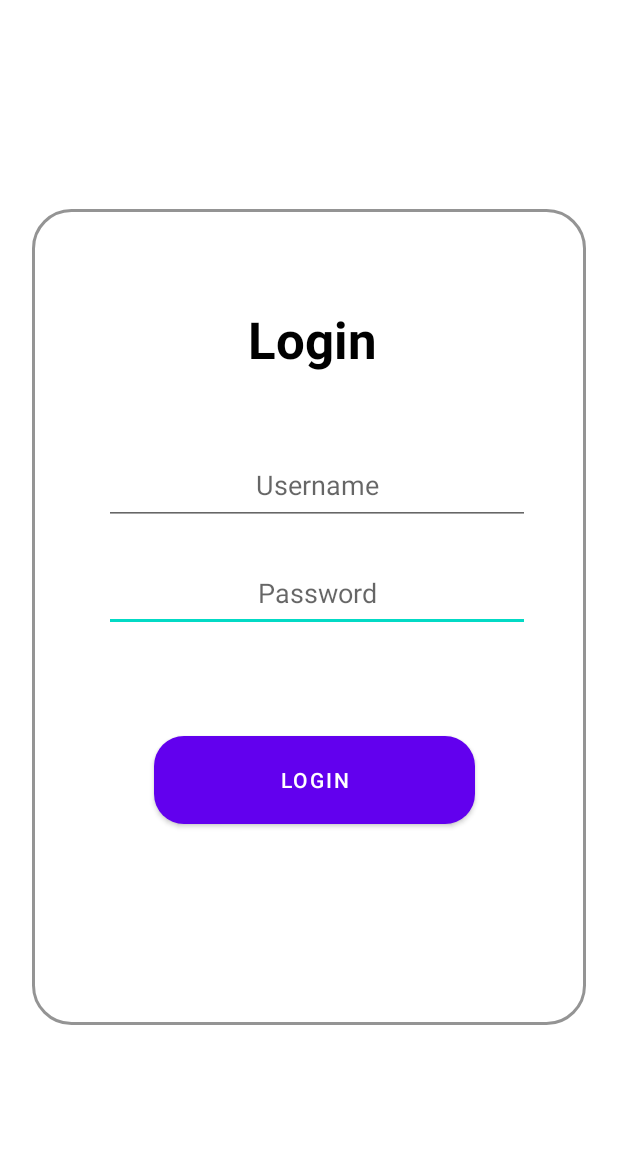
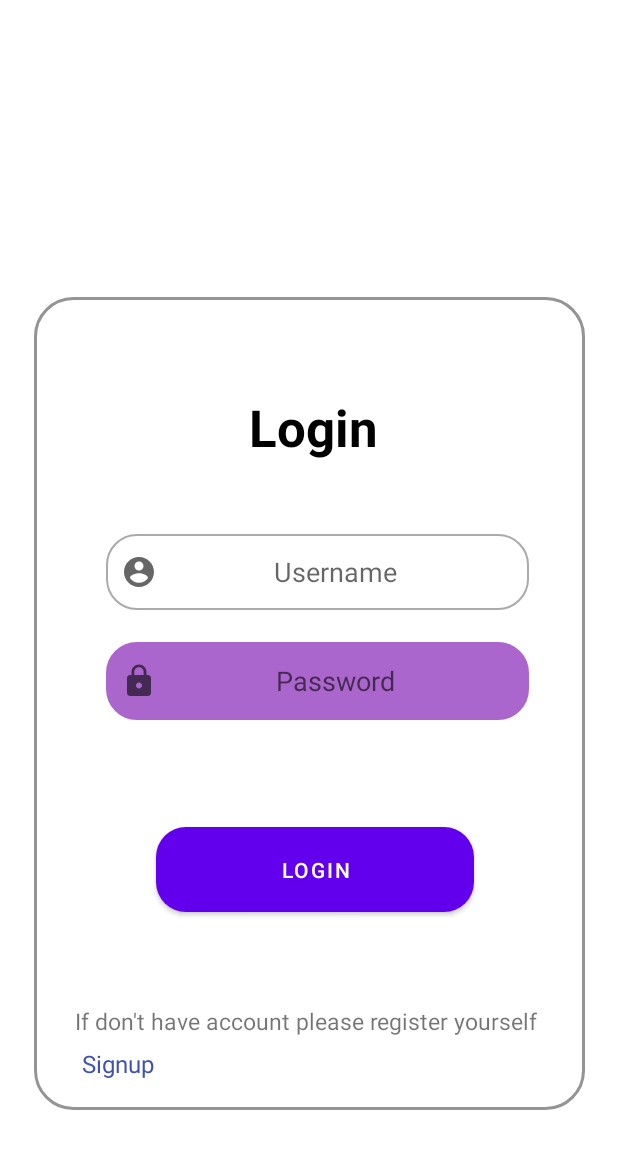
Before and after one commit to Zandevier/AndroidProject, an Android app: the MainActivity2 screen opened directly, with no data from a screen before it, on a phone screen of 412 x 824 dp. Shown: the top 1149 px of the screen. Run offline under Robolectric (Android 15) with nearby library versions, the phone set to English and light mode, and no system bars.

Commit message:
connected the paged

```diff
--- a/app/src/main/AndroidManifest.xml
+++ b/app/src/main/AndroidManifest.xml
@@ -9,6 +9,9 @@
         android:roundIcon="@mipmap/ic_launcher_round"
         android:supportsRtl="true"
         android:theme="@style/Theme.Joinpage">
+        <activity
+            android:name=".MainActivity3"
+            android:exported="false" />
         <activity
             android:name=".MainActivity2"
             android:exported="false" />
--- a/app/src/main/java/com/example/joinpage/MainActivity2.java
+++ b/app/src/main/java/com/example/joinpage/MainActivity2.java
@@ -2,13 +2,27 @@ package com.example.joinpage;
 
 import androidx.appcompat.app.AppCompatActivity;
 
+import android.content.Intent;
 import android.os.Bundle;
+import android.view.View;
+import android.widget.TextView;
 
 public class MainActivity2 extends AppCompatActivity {
+    public TextView textView;
 
     @Override
     protected void onCreate(Bundle savedInstanceState) {
         super.onCreate(savedInstanceState);
         setContentView(R.layout.activity_main2);
+
+        textView =(TextView) findViewById(R.id.signup);
+        textView.setOnClickListener(new View.OnClickListener() {
+            @Override
+            public void onClick(View v) {
+                Intent intent = new Intent(MainActivity2.this,MainActivity3.class);
+                startActivity(intent);
+            }
+        });
+
     }
 }
--- /dev/null
+++ b/app/src/main/res/drawable/custom_input.xml
@@ -0,0 +1,18 @@
+<?xml version="1.0" encoding="utf-8"?>
+<selector xmlns:android="http://schemas.android.com/apk/res/android">
+    <item android:state_enabled="true" android:state_focused="true">
+        <shape android:shape="rectangle">
+            <solid android:color="@android:color/holo_purple"></solid>
+            <corners android:radius="20sp"/>
+            <stroke android:color="@android:color/holo_purple" android:width="1dp"/>
+        </shape>
+    </item>
+    <item android:state_enabled="true" >
+        <shape android:shape="rectangle">
+            <solid android:color="@android:color/white"></solid>
+            <corners android:radius="20sp"/>
+            <stroke android:color="@android:color/darker_gray" android:width="1dp"/>
+        </shape>
+    </item>
+
+</selector>
--- /dev/null
+++ b/app/src/main/res/drawable/lock_icon.xml
@@ -0,0 +1,10 @@
+<vector xmlns:android="http://schemas.android.com/apk/res/android"
+    android:width="24dp"
+    android:height="24dp"
+    android:viewportWidth="24"
+    android:viewportHeight="24"
+    android:tint="?attr/colorControlNormal">
+  <path
+      android:fillColor="@android:color/white"
+      android:pathData="M18,8h-1L17,6c0,-2.76 -2.24,-5 -5,-5S7,3.24 7,6v2L6,8c-1.1,0 -2,0.9 -2,2v10c0,1.1 0.9,2 2,2h12c1.1,0 2,-0.9 2,-2L20,10c0,-1.1 -0.9,-2 -2,-2zM12,17c-1.1,0 -2,-0.9 -2,-2s0.9,-2 2,-2 2,0.9 2,2 -0.9,2 -2,2zM15.1,8L8.9,8L8.9,6c0,-1.71 1.39,-3.1 3.1,-3.1 1.71,0 3.1,1.39 3.1,3.1v2z"/>
+</vector>
--- /dev/null
+++ b/app/src/main/res/drawable/user_logo.xml
@@ -0,0 +1,10 @@
+<vector xmlns:android="http://schemas.android.com/apk/res/android"
+    android:width="24dp"
+    android:height="24dp"
+    android:viewportWidth="24"
+    android:viewportHeight="24"
+    android:tint="?attr/colorControlNormal">
+  <path
+      android:fillColor="@android:color/white"
+      android:pathData="M12,2C6.48,2 2,6.48 2,12s4.48,10 10,10 10,-4.48 10,-10S17.52,2 12,2zM12,5c1.66,0 3,1.34 3,3s-1.34,3 -3,3 -3,-1.34 -3,-3 1.34,-3 3,-3zM12,19.2c-2.5,0 -4.71,-1.28 -6,-3.22 0.03,-1.99 4,-3.08 6,-3.08 1.99,0 5.97,1.09 6,3.08 -1.29,1.94 -3.5,3.22 -6,3.22z"/>
+</vector>
--- a/app/src/main/res/layout/activity_main.xml
+++ b/app/src/main/res/layout/activity_main.xml
@@ -49,8 +49,8 @@
 
     <Button
         android:id="@+id/btn1"
-        android:layout_width="300dp"
-        android:layout_height="40dp"
+        android:layout_width="269dp"
+        android:layout_height="wrap_content"
         android:layout_alignParentTop="true"
         android:layout_alignParentBottom="true"
         android:layout_centerHorizontal="true"
--- a/app/src/main/res/layout/activity_main2.xml
+++ b/app/src/main/res/layout/activity_main2.xml
@@ -8,14 +8,14 @@
 
 
     <RelativeLayout
-        android:layout_width="369dp"
-        android:layout_height="544dp"
+        android:layout_width="367dp"
+        android:layout_height="542dp"
         android:background="@drawable/solid_border"
         app:layout_constraintBottom_toBottomOf="parent"
         app:layout_constraintEnd_toEndOf="parent"
         app:layout_constraintStart_toStartOf="parent"
         app:layout_constraintTop_toTopOf="parent"
-        app:layout_constraintVertical_bias="0.497"
+        app:layout_constraintVertical_bias="0.703"
         tools:ignore="MissingConstraints">
 
         <TextView
@@ -51,10 +51,14 @@
             android:layout_alignParentEnd="true"
             android:layout_alignParentBottom="true"
             android:layout_marginStart="81dp"
-            android:layout_marginTop="345dp"
+            android:layout_marginTop="347dp"
             android:layout_marginEnd="74dp"
-            android:layout_marginBottom="128dp"
+            android:layout_marginBottom="126dp"
             android:text="Login"
+            android:elevation="20dp"
+            android:shadowColor="@android:color/darker_gray"
+            android:shadowDx="10"
+            android:shadowDy="10"
             app:cornerRadius="20dp" />
 
         <EditText
@@ -64,10 +68,16 @@
             android:layout_alignParentStart="true"
             android:layout_alignParentTop="true"
             android:layout_alignParentEnd="true"
+            android:layout_alignParentBottom="true"
             android:layout_marginStart="48dp"
             android:layout_marginTop="230dp"
             android:layout_marginEnd="37dp"
+            android:layout_marginBottom="260dp"
             android:ems="10"
+            android:background="@drawable/custom_input"
+            android:paddingStart="10dp"
+            android:paddingEnd="10dp"
+            android:drawableStart="@drawable/lock_icon"
             android:hint="Password"
             android:inputType="textPassword"
             android:textAlignment="center"
@@ -81,14 +91,49 @@
             android:layout_alignParentTop="true"
             android:layout_alignParentEnd="true"
             android:layout_alignParentBottom="true"
+            android:paddingStart="10dp"
+            android:paddingEnd="10dp"
             android:layout_marginStart="48dp"
             android:layout_marginTop="158dp"
             android:layout_marginEnd="37dp"
             android:layout_marginBottom="333dp"
             android:ems="10"
+            android:drawableStart="@drawable/user_logo"
+            android:background="@drawable/custom_input"
             android:hint="Username"
             android:inputType="textPersonName"
             android:textAlignment="center" />
+
+        <TextView
+            android:id="@+id/textView"
+            android:layout_width="315dp"
+            android:layout_height="26dp"
+            android:layout_alignParentStart="true"
+            android:layout_alignParentTop="true"
+            android:layout_alignParentEnd="true"
+            android:layout_alignParentBottom="true"
+            android:layout_marginStart="27dp"
+            android:layout_marginTop="472dp"
+            android:layout_marginEnd="24dp"
+            android:layout_marginBottom="44dp"
+            android:text="If don't have account please register yourself"
+            android:textSize="15sp" />
+
+        <TextView
+            android:id="@+id/signup"
+            android:layout_width="62dp"
+            android:layout_height="22dp"
+            android:layout_alignParentStart="true"
+            android:layout_alignParentTop="true"
+            android:layout_alignParentEnd="true"
+            android:layout_alignParentBottom="true"
+            android:layout_marginStart="32dp"
+            android:layout_marginTop="500dp"
+            android:layout_marginEnd="272dp"
+            android:layout_marginBottom="20dp"
+            android:text="Signup"
+            android:textColor="#3F51B5"
+            android:textSize="16sp" />
     </RelativeLayout>
 
 
```
Also changed, not shown: app/src/main/java/com/example/joinpage/MainActivity3.java (added, +14 -0 lines), app/src/main/res/drawable/border_bottom.xml (added, +9 -0 lines), app/src/main/res/layout/activity_main3.xml (added, +21 -0 lines).
